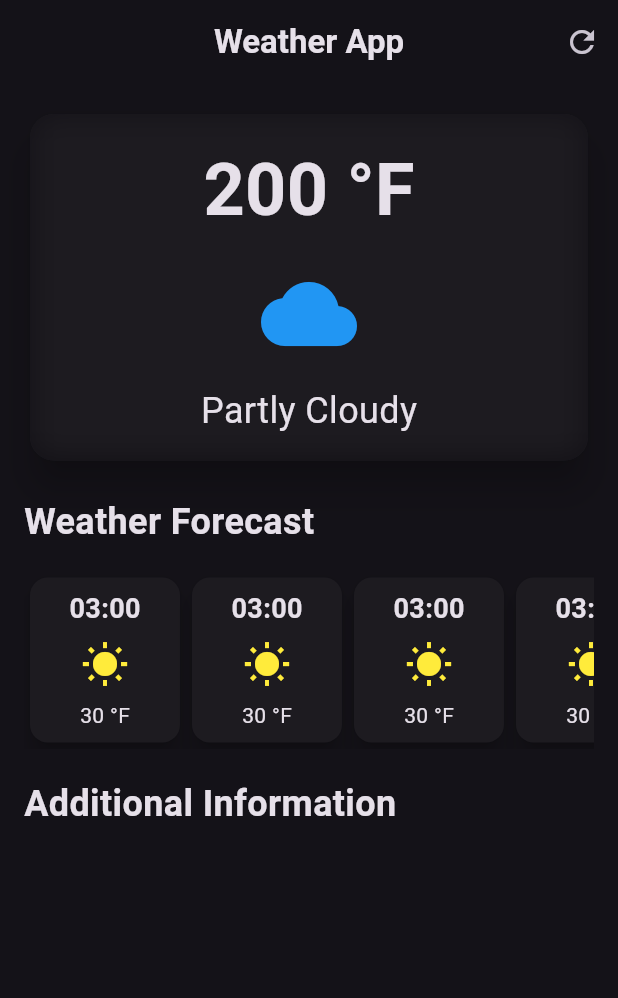
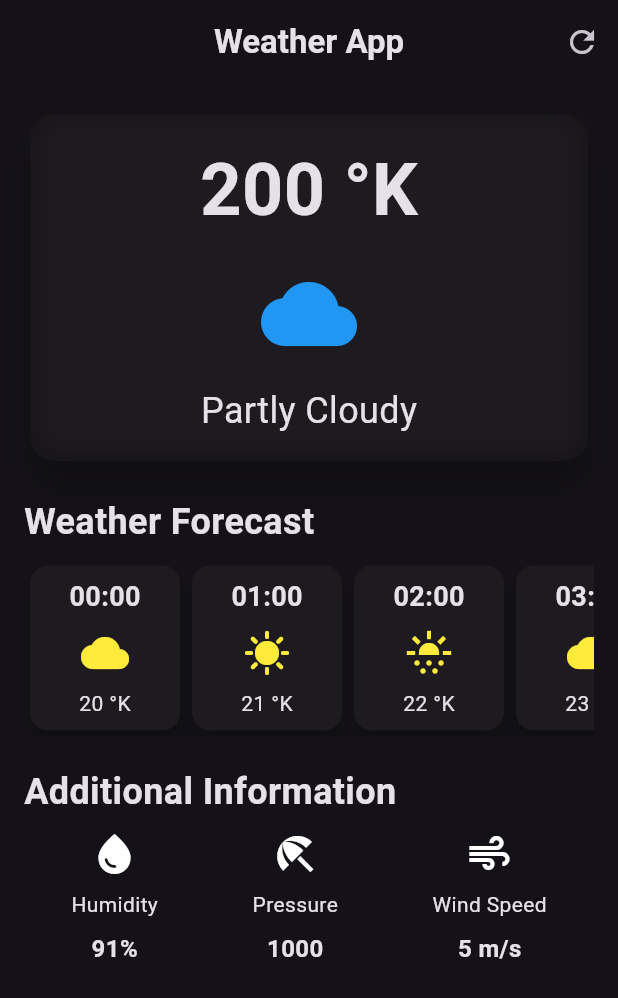
Before and after one commit to nhm20/weather_app, a Flutter app: the screen it shows after launch, on a phone screen of 412 x 824 dp. Shown: the top 998 px of the screen. Run offline on Flutter 3.47's test engine with Material 3 defaults, Android fonts, the phone set to English and light mode, and no system bars.

Commit message:
Passing Arguments

```diff
--- /dev/null
+++ b/lib/additional_info_item.dart
@@ -0,0 +1,23 @@
+import 'package:flutter/material.dart';
+
+class AdditionalInfoItem extends StatelessWidget {
+  final IconData icon;
+  final String label;
+  final String value;
+  const AdditionalInfoItem({super.key, required this.icon, required this.label,
+    required this.value
+  });
+
+  @override
+  Widget build(BuildContext context) {
+    return Column(
+      children: [
+        Icon(icon, size: 32),
+        const SizedBox(height: 8),
+        Text(label),
+        const SizedBox(height: 8),
+        Text(value, style: TextStyle(fontSize: 16, fontWeight: FontWeight.bold)),
+      ],
+    );
+  }
+}
--- /dev/null
+++ b/lib/hourly_forecast_card.dart
@@ -0,0 +1,38 @@
+import 'package:flutter/material.dart';
+
+class HourlyForecastCard extends StatelessWidget {
+  final String time;
+  final String temperature;
+  final IconData icon;
+
+  const HourlyForecastCard({super.key,
+    required this.time,
+    required this.temperature,
+    required this.icon
+  });
+
+  @override
+  Widget build(BuildContext context) {
+    return Card(
+      elevation: 6,
+      child: Container(
+        width: 100,
+        padding: EdgeInsets.all(8),
+        decoration: BoxDecoration(borderRadius: BorderRadius.circular(8)),
+        child: Column(
+          mainAxisAlignment: MainAxisAlignment.center,
+          children: [
+            Text(
+              time,
+              style: TextStyle(fontSize: 18, fontWeight: FontWeight.bold),
+            ),
+            const SizedBox(height: 8),
+            Icon(icon, size: 32, color: Colors.yellow),
+            const SizedBox(height: 8),
+            Text(temperature),
+          ],
+        ),
+      ),
+    );
+  }
+}
--- a/lib/weather_screen_layout.dart
+++ b/lib/weather_screen_layout.dart
@@ -1,6 +1,8 @@
 import 'dart:ui';
 
 import 'package:flutter/material.dart';
+import 'package:weather_app/additional_info_item.dart';
+import 'package:weather_app/hourly_forecast_card.dart';
 
 class WeatherScreen extends StatelessWidget {
   const WeatherScreen({super.key});
@@ -45,7 +47,7 @@ class WeatherScreen extends StatelessWidget {
                       child: Column(
                         children: [
                           Text(
-                            '200 °F',
+                            '200 °K',
                             style: TextStyle(
                               fontSize: 48,
                               fontWeight: FontWeight.bold,
@@ -72,16 +74,16 @@ class WeatherScreen extends StatelessWidget {
               "Weather Forecast",
               style: TextStyle(fontSize: 24, fontWeight: FontWeight.bold),
             ),
-            const SizedBox(height: 16),
+            const SizedBox(height: 8),
             SingleChildScrollView(
               scrollDirection: Axis.horizontal,
               child: Row(
                 children: [
-                  HourlyForecastCard(),
-                  HourlyForecastCard(),
-                  HourlyForecastCard(),
-                  HourlyForecastCard(),
-                  HourlyForecastCard(),
+                  HourlyForecastCard(time:"00:00", temperature: "20 °K", icon: Icons.cloud),
+                  HourlyForecastCard(time:"01:00", temperature: "21 °K", icon: Icons.sunny),
+                  HourlyForecastCard(time:"02:00", temperature: "22 °K", icon: Icons.sunny_snowing),
+                  HourlyForecastCard(time:"03:00", temperature: "23 °K", icon: Icons.cloud),
+                  HourlyForecastCard(time:"04:00", temperature: "24 °K", icon: Icons.sunny),
                 ],
               ),
             ),
@@ -91,41 +93,31 @@ class WeatherScreen extends StatelessWidget {
               "Additional Information",
               style: TextStyle(fontSize: 24, fontWeight: FontWeight.bold),
             ),
-            const SizedBox(height: 16),
+            const SizedBox(height: 8),
+
+            Row(
+              mainAxisAlignment: MainAxisAlignment.spaceAround,
+              children: [
+                AdditionalInfoItem(
+                  icon: Icons.water_drop,
+                  label: 'Humidity',
+                  value: '91%',
+                ),
+                AdditionalInfoItem(
+                  icon: Icons.beach_access,
+                  label: 'Pressure',
+                  value: '1000',
+                ),
+                AdditionalInfoItem(
+                  icon: Icons.air,
+                  label: 'Wind Speed',
+                  value: '5 m/s',
+                )
+              ],
+            ),
           ],
         ),
       ),
     );
   }
 }
-
-class HourlyForecastCard extends StatelessWidget {
-  const HourlyForecastCard({super.key});
-
-  @override
-  Widget build(BuildContext context) {
-    return Card(
-      elevation: 6,
-      child: Container(
-        width: 100,
-        padding: EdgeInsets.all(8),
-        decoration: BoxDecoration(borderRadius: BorderRadius.circular(8)),
-        child: Column(
-          mainAxisAlignment: MainAxisAlignment.center,
-          children: [
-            Text(
-              '03:00',
-              style: TextStyle(fontSize: 18, fontWeight: FontWeight.bold),
-            ),
-            const SizedBox(height: 8),
-            Icon(Icons.wb_sunny, size: 32, color: Colors.yellow),
-            const SizedBox(height: 8),
-            Text('30 °F'),
-          ],
-        ),
-      ),
-    );
-  }
-}
-
-//default alignment of Align widget is center
```
